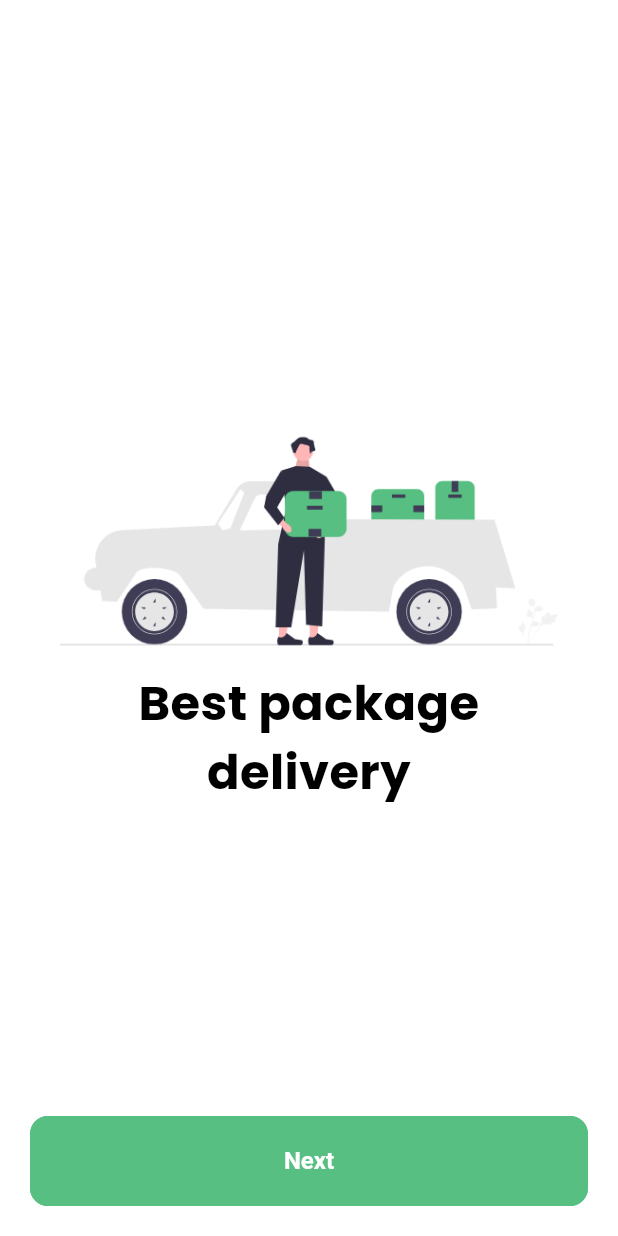
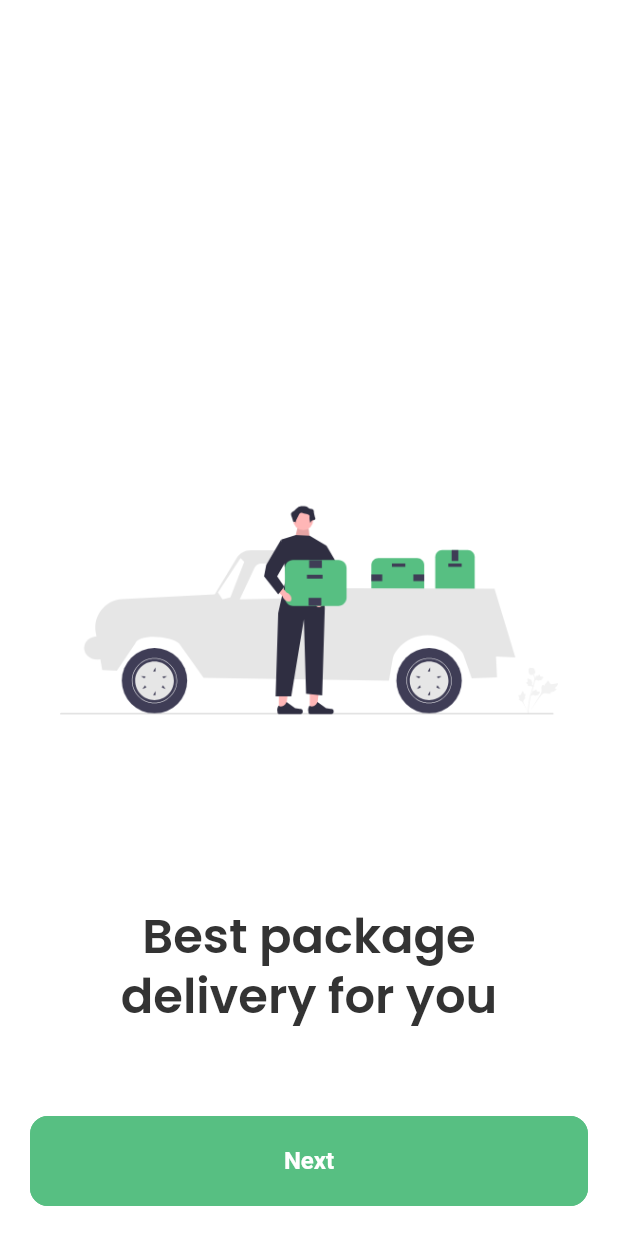
Before and after one commit to VihagaYohan/courier_client_app, a Flutter app: the screen it shows after launch, on a phone screen of 412 x 824 dp. Run offline on Flutter 3.47's test engine with Material 3 defaults, Android fonts, the phone set to English and light mode, and no system bars; our stand-ins replace flutter_svg_provider; missing offline and left inert: dart:js.

Commit message:
Modified - onboarding screen

```diff
--- a/lib/screens/authentication/onboarding_screen.dart
+++ b/lib/screens/authentication/onboarding_screen.dart
@@ -1,11 +1,11 @@
-import 'package:flutter/cupertino.dart';
+import 'package:courier_client_app/utils/colors.dart';
 import 'package:flutter/material.dart';
 import 'package:flutter/widgets.dart';
+import 'dart:ui';
 import 'package:flutter_svg_provider/flutter_svg_provider.dart';
 
 // widgets
 import 'package:courier_client_app/widgets/widgets.dart';
-import 'package:flutter_svg_provider/flutter_svg_provider.dart';
 
 // models
 import 'package:courier_client_app/models/models.dart';
@@ -22,7 +22,7 @@ class _OnboardingScreenState extends State<OnboardingScreen> {
     Onboarding(
         index: 0,
         imageUrl: 'assets/images/svgs/onboarding_1.svg',
-        title: 'Best package delivery\nfor you'),
+        title: 'Best package\ndelivery for you'),
     Onboarding(
         index: 1,
         imageUrl: 'assets/images/svgs/onboarding_2.svg',
@@ -63,14 +63,30 @@ class _OnboardingScreenState extends State<OnboardingScreen> {
           },
           scrollDirection: Axis.horizontal,
           itemBuilder: (context, index) {
-            return PageItem(onboardingItems[index]);
+            return pageItem(onboardingItems[index]);
           },
         ),
-        Positioned(
-          bottom: 10,
-          left: 0,
-          right: 0,
-          child: UIElevatedButton(
+        footer(context)
+      ],
+    ));
+  }
+
+  // contains the title and button
+  Positioned footer(BuildContext context) {
+    return Positioned(
+      bottom: 10,
+      left: 0,
+      right: 0,
+      child: Column(
+        children: [
+          UITextView(
+              text: onboardingItems[currentIndex].title,
+              textStyle: Theme.of(context).textTheme.headlineLarge!.copyWith(
+                  color: AppColors.textPrimary,
+                  fontSize: 32.0,
+                  fontWeight: FontWeight.w600)),
+          const SizedBox(height: 60),
+          UIElevatedButton(
               label: currentIndex != 2 ? 'Next' : 'Done',
               onPress: () {
                 if (currentIndex != 2) {
@@ -82,13 +98,14 @@ class _OnboardingScreenState extends State<OnboardingScreen> {
                       duration: const Duration(milliseconds: 500),
                       curve: Curves.easeIn);
                 }
-              }),
-        )
-      ],
-    ));
+              })
+        ],
+      ),
+    );
   }
 
-  Widget PageItem(Onboarding item) {
+  // single page view item
+  Widget pageItem(Onboarding item) {
     return Container(
       padding: const EdgeInsets.symmetric(horizontal: 20),
       alignment: Alignment.center,
@@ -99,12 +116,13 @@ class _OnboardingScreenState extends State<OnboardingScreen> {
           const SizedBox(
             height: 10,
           ),
-          Text(
-            item.title,
-            style: const TextStyle(fontSize: 32, fontWeight: FontWeight.bold),
-            textAlign: TextAlign.center,
-            maxLines: 2,
-          )
+          /*   UITextView(
+            text: item.title,
+            textStyle: Theme.of(context).textTheme.headlineLarge!.copyWith(
+                color: Colors.blue,
+                fontSize: 32.0,
+                fontWeight: FontWeight.w600),
+          ) */
         ],
       ),
     );
```
